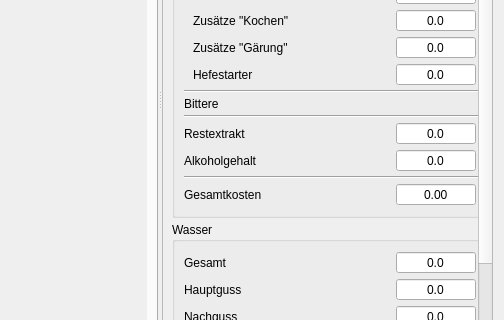
christianH1998/kleiner-brauhelfer-2, file kleiner-brauhelfer/tabrezept.ui: the form before one commit; both pictures show x 582 to 1086 and y 258 to 578 of the 1086 by 714 pixel window.
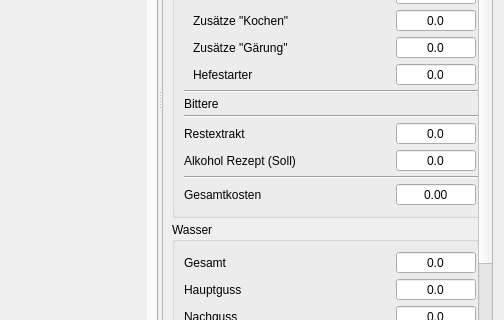
The form after the commit. Icons and pictures are not drawn. Custom widgets are drawn as their Qt base class.

Commit message: S03: Alkohol eindeutig anzeigen (Rezept / Jungbier / fertiges Bier)

Diff of the .ui file:
```diff
--- a/kleiner-brauhelfer/tabrezept.ui
+++ b/kleiner-brauhelfer/tabrezept.ui
@@ -2546,7 +2546,7 @@
            <item row="15" column="0">
             <widget class="QLabel" name="label_63">
              <property name="text">
-              <string>Alkoholgehalt</string>
+              <string>Alkohol Rezept (Soll)</string>
              </property>
             </widget>
            </item>
```
The commit also changes 12 other files.
